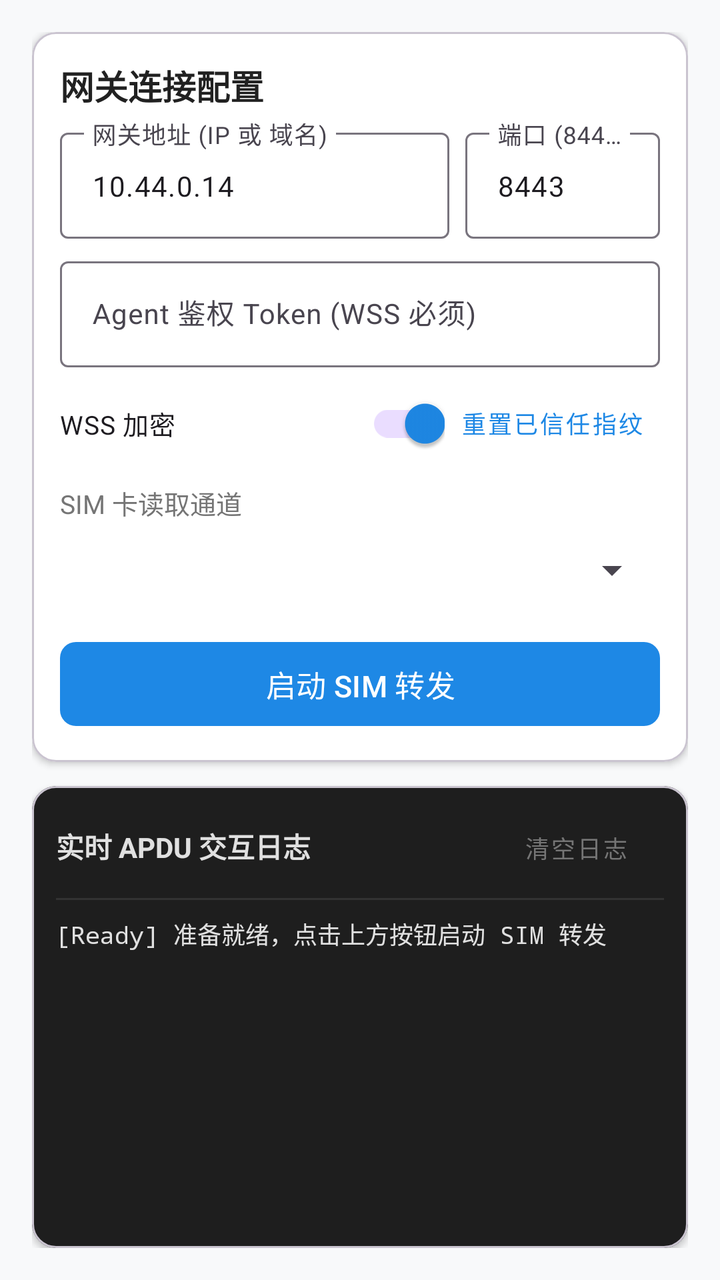
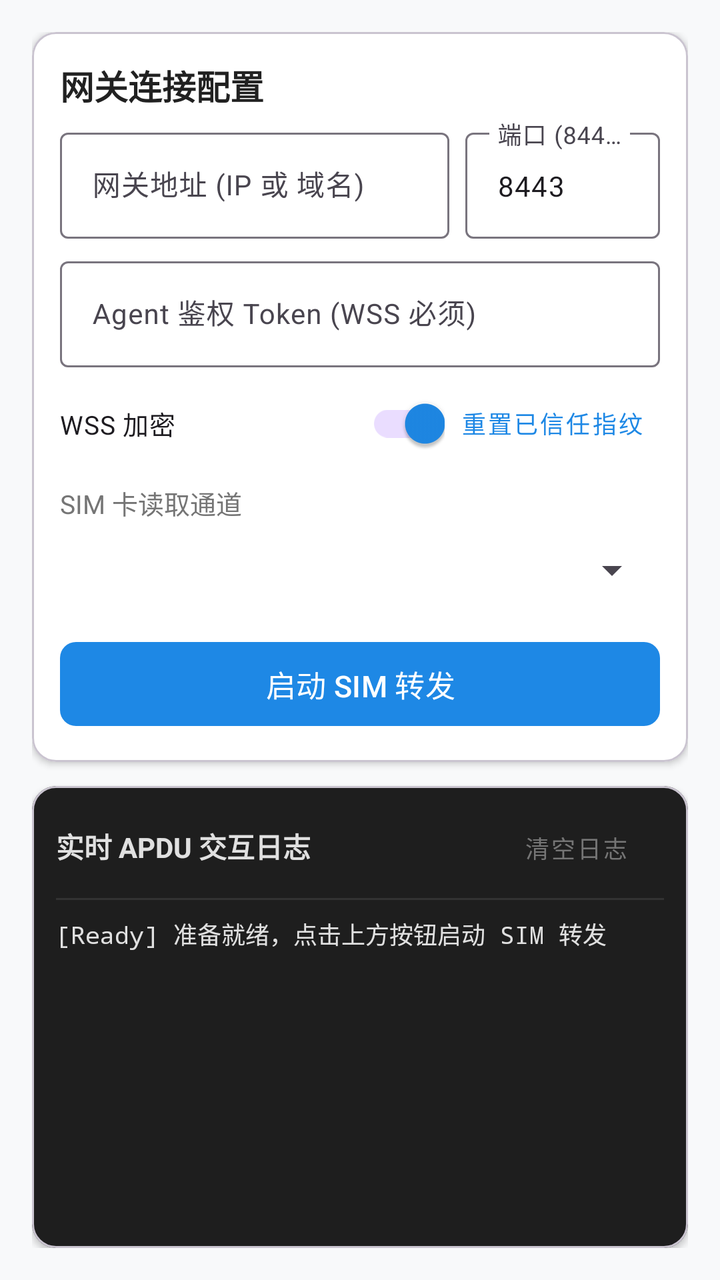

Screens rendered from an Android XML layout before and after an edit, with the pre-edit source and the edit as a unified diff.
<!-- AndroidManifest.xml: application theme Theme.MddCardAgent -->
<!-- res/layout/activity_main.xml -->
<?xml version="1.0" encoding="utf-8"?>
<LinearLayout xmlns:android="http://schemas.android.com/apk/res/android"
    xmlns:app="http://schemas.android.com/apk/res-auto"
    android:layout_width="match_parent"
    android:layout_height="match_parent"
    android:orientation="vertical"
    android:padding="16dp"
    android:background="@color/background">

    
    <com.google.android.material.card.MaterialCardView
        android:layout_width="match_parent"
        android:layout_height="wrap_content"
        android:layout_marginBottom="12dp"
        app:cardCornerRadius="12dp"
        app:cardElevation="2dp"
        app:cardBackgroundColor="@color/surface">

        <LinearLayout
            android:layout_width="match_parent"
            android:layout_height="wrap_content"
            android:orientation="vertical"
            android:padding="14dp">

            <TextView
                android:layout_width="wrap_content"
                android:layout_height="wrap_content"
                android:text="@string/server_config"
                android:textSize="17sp"
                android:textStyle="bold"
                android:textColor="@color/text_primary" />

            
            <LinearLayout
                android:layout_width="match_parent"
                android:layout_height="wrap_content"
                android:orientation="horizontal"
                android:layout_marginTop="6dp">

                <com.google.android.material.textfield.TextInputLayout
                    android:layout_width="0dp"
                    android:layout_height="wrap_content"
                    android:layout_weight="2"
                    android:hint="@string/gateway_host">

                    <com.google.android.material.textfield.TextInputEditText
                        android:id="@+id/editHost"
                        android:layout_width="match_parent"
                        android:layout_height="wrap_content"
                        android:text="10.44.0.14"
                        android:textSize="14sp"
                        android:inputType="textUri" />
                </com.google.android.material.textfield.TextInputLayout>

                <com.google.android.material.textfield.TextInputLayout
                    android:layout_width="0dp"
                    android:layout_height="wrap_content"
                    android:layout_weight="1"
                    android:layout_marginStart="8dp"
                    android:hint="@string/gateway_port">

                    <com.google.android.material.textfield.TextInputEditText
                        android:id="@+id/editPort"
                        android:layout_width="match_parent"
                        android:layout_height="wrap_content"
                        android:text="8443"
                        android:textSize="14sp"
                        android:inputType="number" />
                </com.google.android.material.textfield.TextInputLayout>
            </LinearLayout>

            
            <com.google.android.material.textfield.TextInputLayout
                android:layout_width="match_parent"
                android:layout_height="wrap_content"
                android:layout_marginTop="6dp"
                android:hint="@string/gateway_token">

                <com.google.android.material.textfield.TextInputEditText
                    android:id="@+id/editToken"
                    android:layout_width="match_parent"
                    android:layout_height="wrap_content"
                    android:textSize="14sp"
                    android:inputType="textPassword|textNoSuggestions" />
            </com.google.android.material.textfield.TextInputLayout>

            
            <LinearLayout
                android:layout_width="match_parent"
                android:layout_height="wrap_content"
                android:orientation="horizontal"
                android:gravity="center_vertical"
                android:layout_marginTop="4dp">

                <com.google.android.material.switchmaterial.SwitchMaterial
                    android:id="@+id/switchWss"
                    android:layout_width="0dp"
                    android:layout_height="wrap_content"
                    android:layout_weight="1"
                    android:checked="true"
                    android:text="WSS 加密"
                    android:textSize="13sp" />

                <com.google.android.material.button.MaterialButton
                    android:id="@+id/btnResetPin"
                    android:layout_width="wrap_content"
                    android:layout_height="wrap_content"
                    android:text="@string/reset_pin"
                    android:textSize="12sp"
                    style="@style/Widget.MaterialComponents.Button.TextButton" />
            </LinearLayout>

            <TextView
                android:layout_width="wrap_content"
                android:layout_height="wrap_content"
                android:layout_marginTop="6dp"
                android:text="@string/smartcard_channel"
                android:textSize="13sp"
                android:textColor="@color/text_secondary" />

            <Spinner
                android:id="@+id/spinnerChannel"
                android:layout_width="match_parent"
                android:layout_height="44dp"
                android:layout_marginTop="2dp" />

            <com.google.android.material.button.MaterialButton
                android:id="@+id/btnToggleService"
                android:layout_width="match_parent"
                android:layout_height="50dp"
                android:layout_marginTop="10dp"
                android:text="@string/start_service"
                android:textSize="15sp"
                app:cornerRadius="8dp" />

        </LinearLayout>
    </com.google.android.material.card.MaterialCardView>

    
    <com.google.android.material.card.MaterialCardView
        android:layout_width="match_parent"
        android:layout_height="0dp"
        android:layout_weight="1"
        app:cardCornerRadius="12dp"
        app:cardElevation="2dp"
        app:cardBackgroundColor="@color/terminal_bg">

        <LinearLayout
            android:layout_width="match_parent"
            android:layout_height="match_parent"
            android:orientation="vertical"
            android:padding="12dp">

            <LinearLayout
                android:layout_width="match_parent"
                android:layout_height="wrap_content"
                android:orientation="horizontal"
                android:gravity="center_vertical"
                android:paddingBottom="8dp">

                <TextView
                    android:layout_width="0dp"
                    android:layout_height="wrap_content"
                    android:layout_weight="1"
                    android:text="@string/traffic_log"
                    android:textColor="@color/terminal_text"
                    android:textSize="14sp"
                    android:textStyle="bold" />

                <com.google.android.material.button.MaterialButton
                    android:id="@+id/btnClearLog"
                    android:layout_width="wrap_content"
                    android:layout_height="36dp"
                    android:text="@string/clear_log"
                    android:textSize="12sp"
                    style="@style/Widget.MaterialComponents.Button.TextButton"
                    android:textColor="@color/text_secondary" />
            </LinearLayout>

            <View
                android:layout_width="match_parent"
                android:layout_height="1dp"
                android:background="#333333" />

            <ScrollView
                android:id="@+id/scrollLog"
                android:layout_width="match_parent"
                android:layout_height="0dp"
                android:layout_weight="1"
                android:layout_marginTop="8dp"
                android:scrollbars="vertical">

                <TextView
                    android:id="@+id/tvLogs"
                    android:layout_width="match_parent"
                    android:layout_height="wrap_content"
                    android:fontFamily="monospace"
                    android:textColor="@color/terminal_text"
                    android:textSize="12sp"
                    android:lineSpacingExtra="3dp"
                    android:text="[Ready] 准备就绪，点击上方按钮启动 SIM 转发\n" />
            </ScrollView>
        </LinearLayout>
    </com.google.android.material.card.MaterialCardView>

</LinearLayout>
<!-- resources referenced by this layout -->
<resources>
  <color name="background">#F8F9FA</color>
  <color name="surface">#FFFFFF</color>
  <color name="terminal_bg">#1E1E1E</color>
  <color name="terminal_text">#E0E0E0</color>
  <color name="text_primary">#212121</color>
  <color name="text_secondary">#757575</color>
  <string name="clear_log">清空日志</string>
  <string name="gateway_host">网关地址 (IP 或 域名)</string>
  <string name="gateway_port">端口 (8443 推荐 / 35963 明文)</string>
  <string name="gateway_token">Agent 鉴权 Token (WSS 必须)</string>
  <string name="reset_pin">重置已信任指纹</string>
  <string name="server_config">网关连接配置</string>
  <string name="smartcard_channel">SIM 卡读取通道</string>
  <string name="start_service">启动 SIM 转发</string>
  <string name="traffic_log">实时 APDU 交互日志</string>
  <style name="Theme.MddCardAgent" parent="Theme.Material3.DayNight.NoActionBar">
          <item name="colorPrimary">@color/primary</item>
          <item name="colorSecondary">@color/accent</item>
          <item name="android:statusBarColor">@color/surface</item>
          <item name="android:windowLightStatusBar">true</item>
      </style>
  <color name="primary">#1E88E5</color>
  <color name="accent">#00E676</color>
</resources>

<!-- the commit's change to res/layout/activity_main.xml (unified diff, before → after) -->
@@ -47,7 +47,6 @@
                         android:id="@+id/editHost"
                         android:layout_width="match_parent"
                         android:layout_height="wrap_content"
-                        android:text="10.44.0.14"
                         android:textSize="14sp"
                         android:inputType="textUri" />
                 </com.google.android.material.textfield.TextInputLayout>
